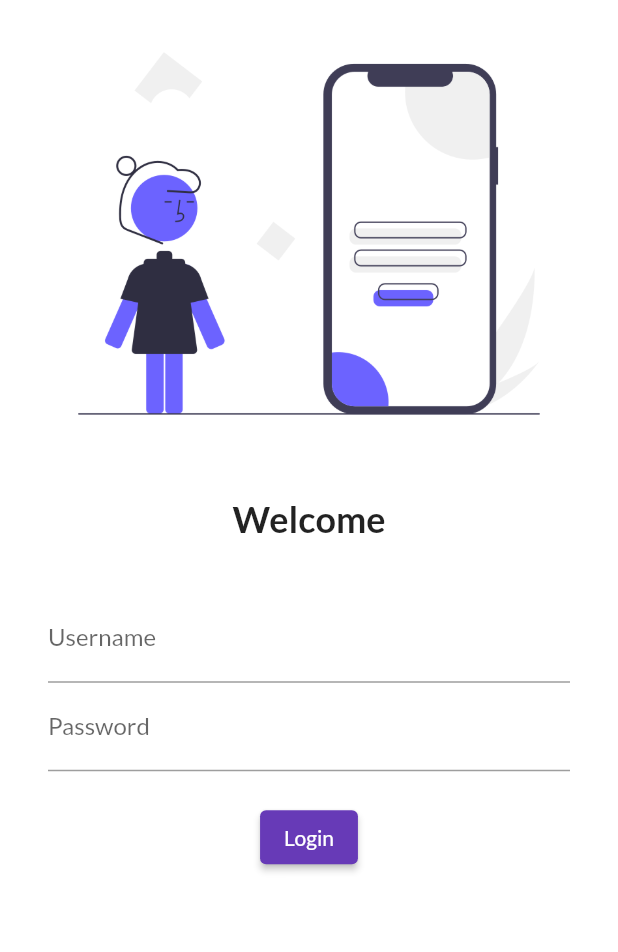
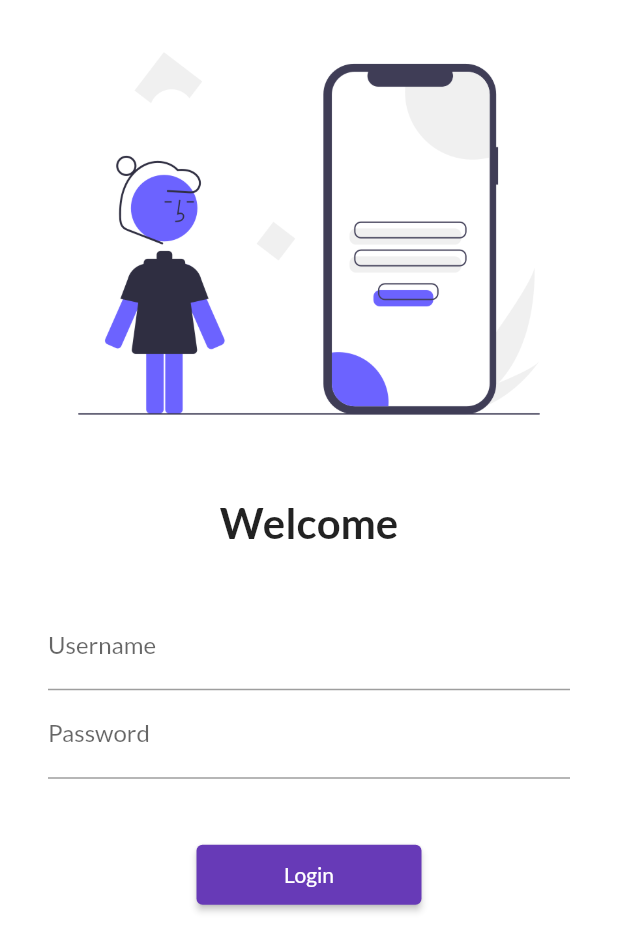
Before and after one commit to Gaurav-Ambekar/FirstFlutterApp, a Flutter app: the screen it shows after launch, on a phone screen of 412 x 824 dp. Shown: the top 952 px of the screen. Run offline on Flutter 3.47's test engine with Material 2 defaults, Android fonts, the phone set to English and light mode, and no system bars; our stand-ins replace google_fonts.

Commit message:
Day5 completed

```diff
--- a/lib/main.dart
+++ b/lib/main.dart
@@ -2,6 +2,7 @@ import 'package:flutter/material.dart';
 import 'package:google_fonts/google_fonts.dart';
 import 'package:myapp/pages/home_page.dart';
 import 'package:myapp/pages/login_page.dart';
+import 'package:myapp/utils/routes.dart';
 
 void main() {
   runApp(MyApp());
@@ -21,8 +22,8 @@ class MyApp extends StatelessWidget {
       initialRoute: '/login',
       routes: {
         '/': (context) => LoginPage(),
-        '/home': (context) => HomePage(),
-        '/login': (context) => LoginPage(),
+        MyRoutes.homeRoute: (context) => HomePage(),
+        MyRoutes.loginRoute: (context) => LoginPage(),
       },
     );
   }
--- a/lib/pages/login_page.dart
+++ b/lib/pages/login_page.dart
@@ -1,10 +1,12 @@
 import 'package:flutter/material.dart';
+import 'package:myapp/utils/routes.dart';
 
 class LoginPage extends StatelessWidget {
   @override
   Widget build(BuildContext context) {
     return Material(
       color: Colors.white,
+      child: SingleChildScrollView(
         child: Column(
           children: [
             Image.asset(
@@ -16,7 +18,7 @@ class LoginPage extends StatelessWidget {
             ),
             Text(
               'Welcome',
-            style: TextStyle(fontSize: 24, fontWeight: FontWeight.bold),
+              style: TextStyle(fontSize: 28, fontWeight: FontWeight.bold),
             ),
             SizedBox(
               height: 20.0,
@@ -36,18 +38,21 @@ class LoginPage extends StatelessWidget {
                         hintText: "Enter Password", labelText: "Password"),
                   ),
                   SizedBox(
-                  height: 20.0,
+                    height: 40.0,
                   ),
                   ElevatedButton(
                     onPressed: () {
-                      print('Hi there!!!');
+                      Navigator.pushNamed(context, MyRoutes.homeRoute);
                     },
-                    child: Text("Login"))
+                    child: Text("Login"),
+                    style: TextButton.styleFrom(minimumSize: Size(150, 40)),
+                  )
                 ],
               ),
             )
           ],
         ),
+      ),
     );
   }
 }
--- /dev/null
+++ b/lib/utils/routes.dart
@@ -0,0 +1,4 @@
+class MyRoutes {
+  static String loginRoute = '/login';
+  static String homeRoute = '/home';
+}
```
Lines whose indentation alone changed are shown as unchanged.
